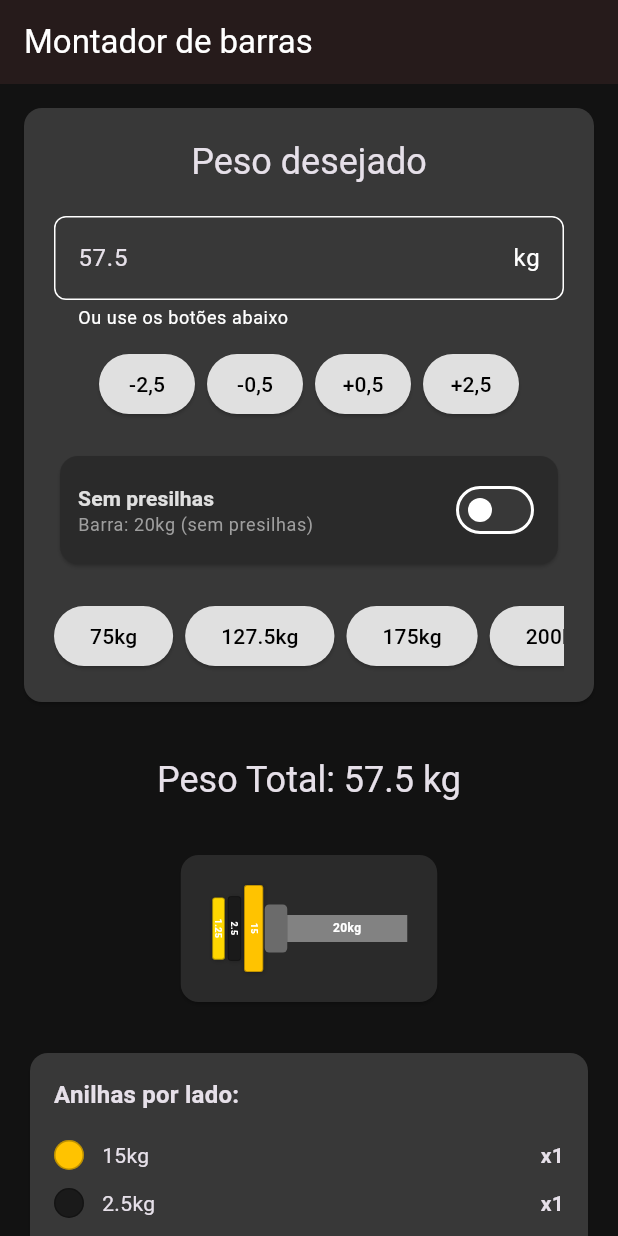
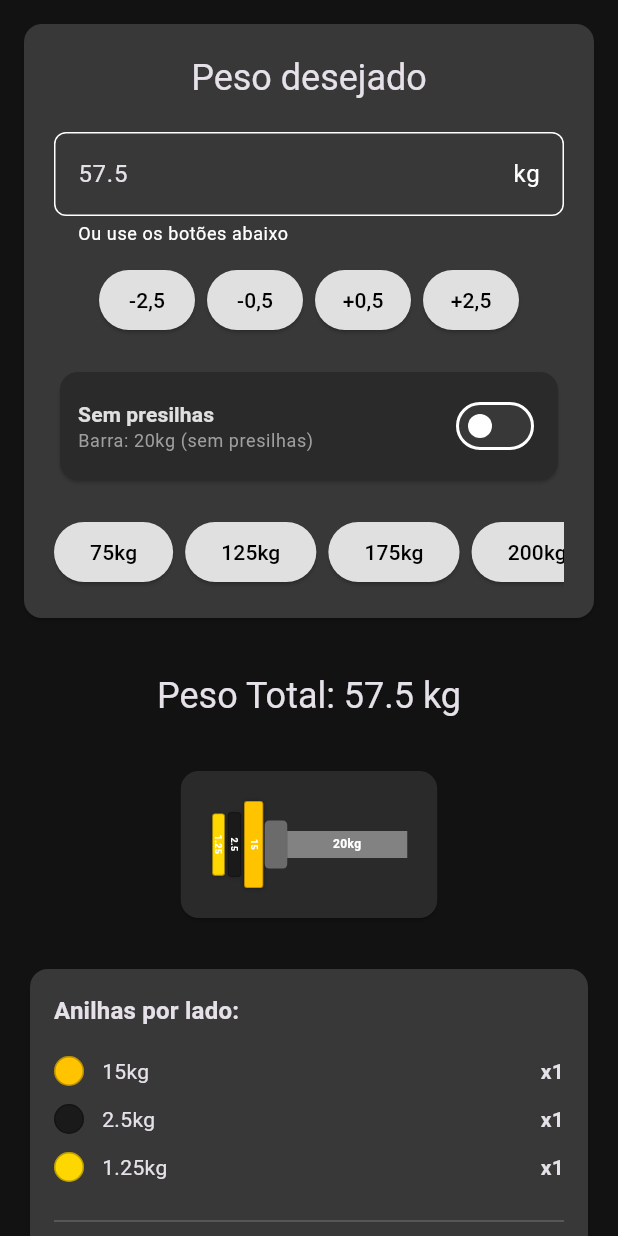
Before and after one commit to marques664/powerlifting-calculator, a Flutter app: the screen it shows after launch, after a tap on "-2,5", on a phone screen of 412 x 824 dp. Run offline on Flutter 3.47's test engine with Material 3 defaults, Android fonts, the phone set to English and light mode, and no system bars.

Commit message:
Enhance UI and functionality for weight input and main app initialization

```diff
--- a/lib/main.dart
+++ b/lib/main.dart
@@ -1,7 +1,18 @@
 import 'package:flutter/material.dart';
+import 'package:flutter/services.dart';
 import 'package:pwl_calc/ui/plate_widget.dart';
 
 void main() {
+  WidgetsFlutterBinding.ensureInitialized();
+
+  SystemChrome.setSystemUIOverlayStyle(
+    const SystemUiOverlayStyle(
+      statusBarColor: Colors.transparent, // fundo da status bar
+      statusBarIconBrightness: Brightness.light, // ícones claros
+      statusBarBrightness: Brightness.dark, // iOS
+    ),
+  );
+
   runApp(const MyApp());
 }
 
@@ -31,6 +42,7 @@
         ),
       ),
       home: const MyHomePage(title: 'Montador de barras'),
+
     );
   }
 }
@@ -48,9 +60,13 @@
   @override
   Widget build(BuildContext context) {
     return Scaffold(
+      /*
       appBar: AppBar(
-        title: Text(widget.title),
+        surfaceTintColor: Colors.transparent,
+        backgroundColor: Colors.transparent,
       ),
+
+       */
       body: const PlateWidget(),
     );
   }
--- a/lib/ui/input_weight.dart
+++ b/lib/ui/input_weight.dart
@@ -60,7 +60,8 @@
 
   @override
   Widget build(BuildContext context) {
-    return Card(
+    return SafeArea(
+      child: Card(
         margin: const EdgeInsets.all(16),
         child: Padding(
           padding: const EdgeInsets.all(20),
@@ -76,7 +77,7 @@
                   Expanded(
                     child: TextField(
                       controller: _controller,
-                    keyboardType: const TextInputType.numberWithOptions(decimal: true, signed: false),
+                      keyboardType: const TextInputType.numberWithOptions(decimal: true),
                       decoration: InputDecoration(
                         border: OutlineInputBorder(
                           borderRadius: BorderRadius.circular(8),
@@ -216,7 +217,7 @@
                   children: [
                     _buildQuickButton(75),
                     const SizedBox(width: 8),
-                  _buildQuickButton(127.5),
+                    _buildQuickButton(125),
                     const SizedBox(width: 8),
                     _buildQuickButton(175),
                     const SizedBox(width: 8),
@@ -231,6 +232,7 @@
                 ),
               ),
             ],
+          ),
         ),
       ),
     );
```
Lines whose indentation alone changed are shown as unchanged.
